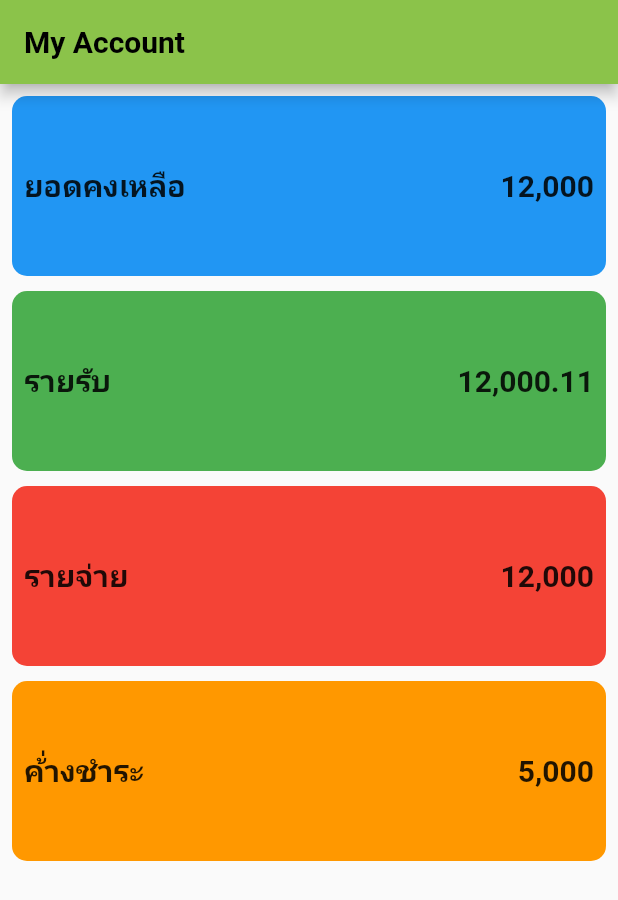
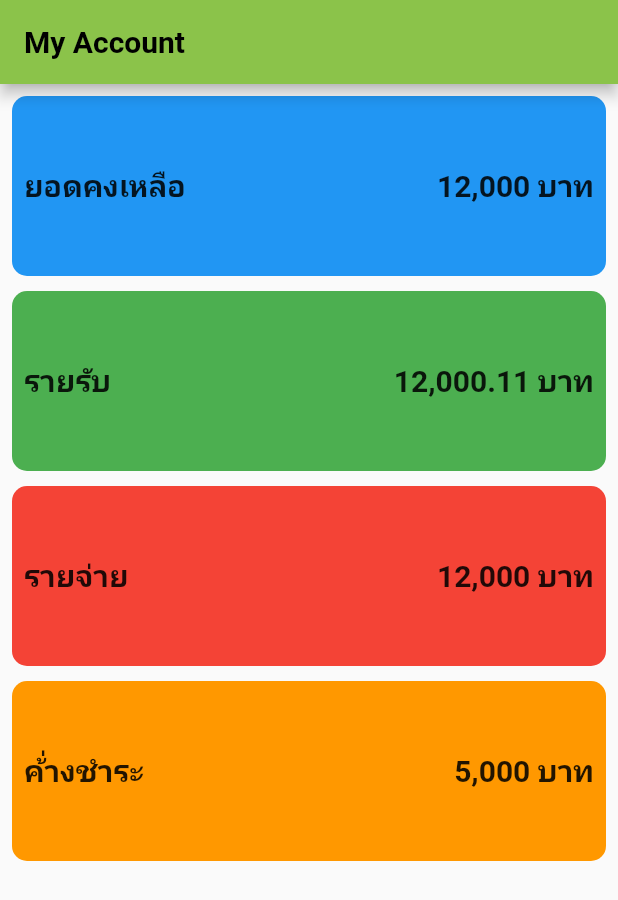
Before and after one commit to Kevinfame007/Learn-Flutter, a Flutter app: the screen it shows after launch, on a phone screen of 412 x 824 dp. Shown: the top 900 px of the screen. Run offline on Flutter 3.47's test engine with Material 2 defaults, Android fonts, the phone set to English and light mode, and no system bars.

Commit message:
learn how to use currency intl
learn how to use currency intl

```diff
--- a/learn_flutter/lib/InfoBox.dart
+++ b/learn_flutter/lib/InfoBox.dart
@@ -3,13 +3,13 @@ import 'package:intl/intl.dart';
 
 //Create Your Own Template Contrainer
 class InfoBox extends StatelessWidget {
-
   String title;
   double amount;
   Color color;
   double size;
+  String currency;
 
-  InfoBox(this.title,this.amount,this.color,this.size);
+  InfoBox(this.title, this.amount, this.color, this.size, this.currency);
 
   @override
   Widget build(BuildContext context) {
@@ -38,6 +38,13 @@ class InfoBox extends StatelessWidget {
               textAlign: TextAlign.right,
             ),
           ),
+          Text(
+            currency,
+            style: TextStyle(
+              fontSize: 20,
+              fontWeight: FontWeight.bold,
+            ),
+          ),
         ],
       ),
     );
--- a/learn_flutter/lib/main.dart
+++ b/learn_flutter/lib/main.dart
@@ -7,7 +7,7 @@ void main() {
 
 // Create My Own Widget
 class MyApp extends StatelessWidget {
-  // const MyApp({Key? key}) : super(key: key);
+  const MyApp({Key? key}) : super(key: key);
 
   @override
   Widget build(BuildContext context) {
@@ -59,13 +59,19 @@ class _MyHomePageState extends State<MyHomePage>
         padding: const EdgeInsets.all(8.0),
         child: Column(
           children: [
-            InfoBox("ยอดคงเหลือ", 12000.00, Colors.blue, 120),
-            SizedBox(height: 10,),
-            InfoBox("รายรับ", 12000.11, Colors.green, 120),
-            SizedBox(height: 10,),
-            InfoBox("รายจ่าย", 12000.00, Colors.red, 120),
-            SizedBox(height: 10,),
-            InfoBox("ค้่างชำระ", 5000.00, Colors.orange, 120),
+            InfoBox("ยอดคงเหลือ", 12000.00, Colors.blue, 120, " บาท"),
+            SizedBox(
+              height: 10,
+            ),
+            InfoBox("รายรับ", 12000.11, Colors.green, 120, " บาท"),
+            SizedBox(
+              height: 10,
+            ),
+            InfoBox("รายจ่าย", 12000.00, Colors.red, 120, " บาท"),
+            SizedBox(
+              height: 10,
+            ),
+            InfoBox("ค้่างชำระ", 5000.00, Colors.orange, 120, " บาท"),
           ],
         ),
       ),
```
